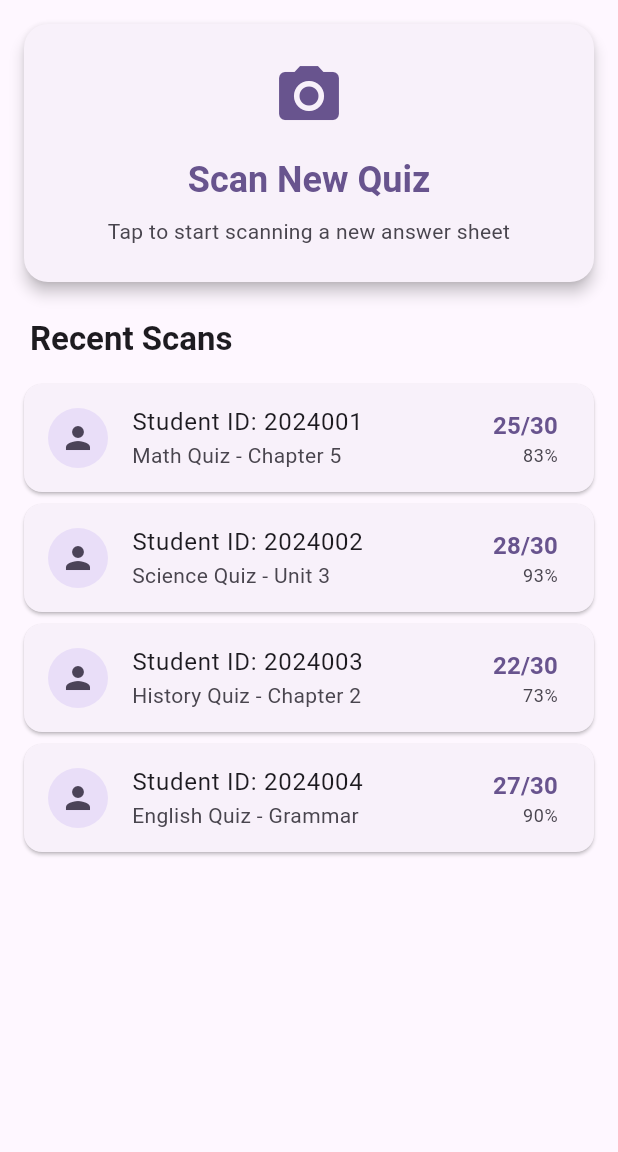
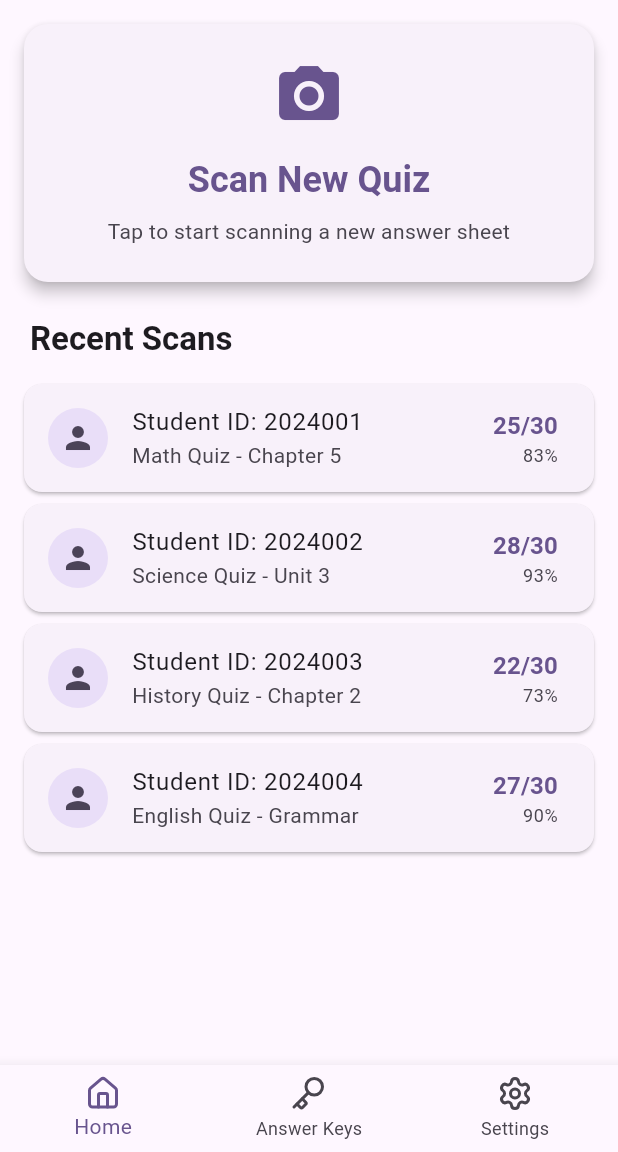
Before and after one commit to ZainNawaz22/instant_grader_pro, a Flutter app: the screen it shows after launch, on a phone screen of 412 x 824 dp, the part 84-1236 px from its top. Run offline on Flutter 3.47's test engine with Material 3 defaults, Android fonts, the phone set to English and light mode, and no system bars; our stand-ins replace flutter_lucide, hive, hive_flutter; accounts and stored records are empty.

Commit message:
Implement main shell navigation and add answer keys and settings screens

```diff
--- a/lib/main.dart
+++ b/lib/main.dart
@@ -3,7 +3,7 @@
 import 'package:provider/provider.dart';
 import 'models/quiz_result.dart';
 import 'providers/scan_provider.dart';
-import 'screens/home_screen.dart';
+import 'screens/main_shell.dart';
 
 void main() async {
   WidgetsFlutterBinding.ensureInitialized();
@@ -34,7 +34,7 @@
         useMaterial3: true,
         colorScheme: ColorScheme.fromSeed(seedColor: Colors.deepPurple),
       ),
-      home: const HomeScreen(),
+      home: const MainShell(),
     );
   }
 }
--- /dev/null
+++ b/lib/screens/main_shell.dart
@@ -0,0 +1,58 @@
+import 'package:flutter/material.dart';
+import 'package:flutter_lucide/flutter_lucide.dart';
+import 'home_screen.dart';
+import 'answer_keys_screen.dart';
+import 'settings_screen.dart';
+
+class MainShell extends StatefulWidget {
+  const MainShell({super.key});
+
+  @override
+  State<MainShell> createState() => _MainShellState();
+}
+
+class _MainShellState extends State<MainShell> {
+  int _selectedIndex = 0;
+
+  static const List<Widget> _screens = <Widget>[
+    HomeScreen(),
+    AnswerKeysScreen(),
+    SettingsScreen(),
+  ];
+
+  void _onItemTapped(int index) {
+    setState(() {
+      _selectedIndex = index;
+    });
+  }
+
+  @override
+  Widget build(BuildContext context) {
+    return Scaffold(
+      body: _screens[_selectedIndex],
+      bottomNavigationBar: BottomNavigationBar(
+        items: const <BottomNavigationBarItem>[
+          BottomNavigationBarItem(
+            icon: Icon(LucideIcons.house),
+            label: 'Home',
+          ),
+          BottomNavigationBarItem(
+            icon: Icon(LucideIcons.key),
+            label: 'Answer Keys',
+          ),
+          BottomNavigationBarItem(
+            icon: Icon(LucideIcons.settings),
+            label: 'Settings',
+          ),
+        ],
+        currentIndex: _selectedIndex,
+        selectedItemColor: Theme.of(context).colorScheme.primary,
+        unselectedItemColor: Theme.of(context).colorScheme.onSurfaceVariant,
+        onTap: _onItemTapped,
+        type: BottomNavigationBarType.fixed,
+        backgroundColor: Theme.of(context).colorScheme.surface,
+        elevation: 8,
+      ),
+    );
+  }
+}
```
Also changed, not shown: lib/screens/answer_keys_screen.dart (added, +23 -0 lines), lib/screens/settings_screen.dart (added, +23 -0 lines).
